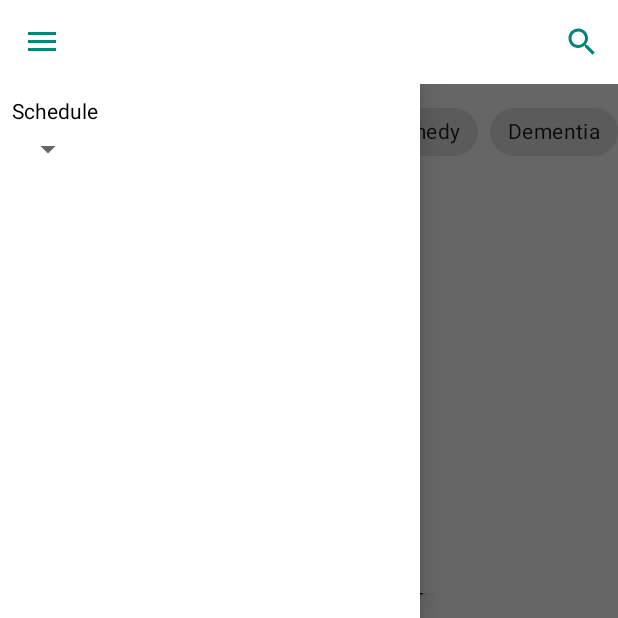
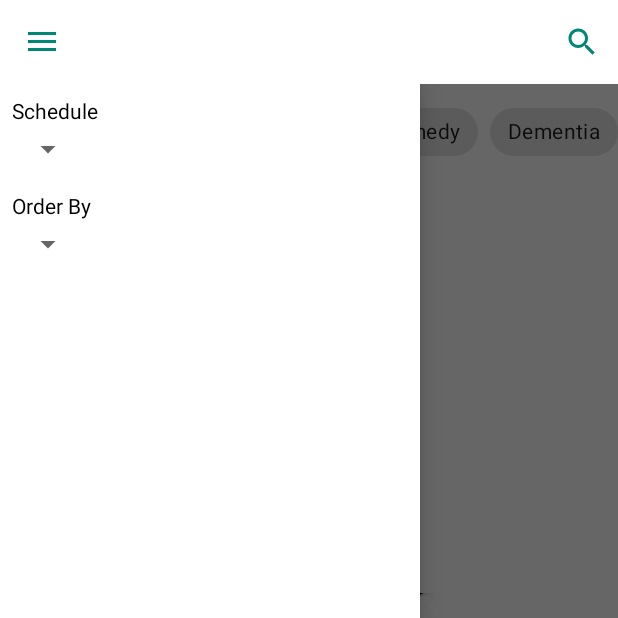
Before and after one commit to ares1994/Peering-Byakugan, an Android app: the screen it shows after launch (MainActivity), with the side drawer open, on a phone screen of 412 x 824 dp, the top half of it. Run offline under Robolectric (Android 15) with nearby library versions, the phone set to English and light mode, and no system bars; our stand-ins replace Dagger/Hilt's generated code, data binding, navigation-ui; libraries missing offline, so code that uses them is left out: com.jakewharton.retrofit2; pictures from the network do not load; Roboto replaces fonts that are not available here; 5 statements that could not run were skipped.

Commit message:
Move popMenu from AnimeRecyclerAdapter to BindingAdapters and attach it in item_spinner.xml. Create orderBy catergory in navHeader. Handle empty error in currentAnimeList.

```diff
--- a/app/src/main/java/com/example/peeringbyakugan/home/HomeViewModel.kt
+++ b/app/src/main/java/com/example/peeringbyakugan/home/HomeViewModel.kt
@@ -49,7 +49,7 @@ class HomeViewModel(appComponent: AppComponent) : ViewModel() {
                 val response: SearchOnlyResponse = jikanIO.getAnimeListAsync(query, genreList).await()
                 val list: List<SearchOnlyResultsItem?>? = response.results
                 _currentAnimeList.value = list as List<SearchOnlyResultsItem>?
-                _animeRetrievalSuccessful.value = true
+
 //                Log.d("HomeViewModel", "The name of the first anime is ${list?.get(0)?.title}")
 //                Log.d("HomeViewModel", "And it's synopsis is: ${list?.get(0)?.synopsis}")
 
--- a/app/src/main/res/layout/item_layout.xml
+++ b/app/src/main/res/layout/item_layout.xml
@@ -48,7 +48,8 @@
                     android:text="@string/overflow"
                     android:textColor="@android:color/black"
                     android:padding="4dp"
-                    android:textAppearance="?android:textAppearanceLarge"/>
+                    attachPopMenu="@{searchAnime}"
+                    android:textAppearance="?android:textAppearanceMedium"/>
 
 
         </androidx.constraintlayout.widget.ConstraintLayout>
--- a/app/src/main/res/layout/nav_header.xml
+++ b/app/src/main/res/layout/nav_header.xml
@@ -22,5 +22,22 @@
              app:layout_constraintTop_toBottomOf="@id/scheduleTextView"
              app:layout_constraintStart_toStartOf="parent"/>
 
+    <TextView android:layout_width="wrap_content" android:layout_height="wrap_content"
+              android:textAppearance="?android:textAppearanceSmall"
+              android:text="@string/order_by"
+              android:id="@+id/orderByTextView"
+              android:fontFamily="sans-serif"
+              android:textColor="@android:color/black"
+              app:layout_constraintStart_toStartOf="parent"
+              android:layout_marginTop="16dp"
+              app:layout_constraintTop_toBottomOf="@id/daySpinner"/>
+
+    <Spinner android:layout_width="wrap_content" android:layout_height="wrap_content"
+             android:layout_marginTop="4dp"
+             android:id="@+id/orderBySpinner"
+             app:layout_constraintTop_toBottomOf="@id/orderByTextView"
+             app:layout_constraintStart_toStartOf="parent"/>
+
+
 
 </androidx.constraintlayout.widget.ConstraintLayout>
--- a/app/src/main/res/values/strings.xml
+++ b/app/src/main/res/values/strings.xml
@@ -62,4 +62,5 @@
     <string name="bookmark">Bookmark</string>
     <string name="not_applicable">N/A</string>
     <string name="insufficient_internet_error">Sorry, the internet connection\nseems to be slow</string>
+    <string name="order_by">Order By</string>
 </resources>
```
Also changed, not shown: app/src/main/java/com/example/peeringbyakugan/AnimeRecyclerAdapter.kt (+0 -18 lines), app/src/main/java/com/example/peeringbyakugan/BindingUtils.kt (+27 -0 lines), app/src/main/java/com/example/peeringbyakugan/home/HomeFragment.kt (+8 -0 lines).
